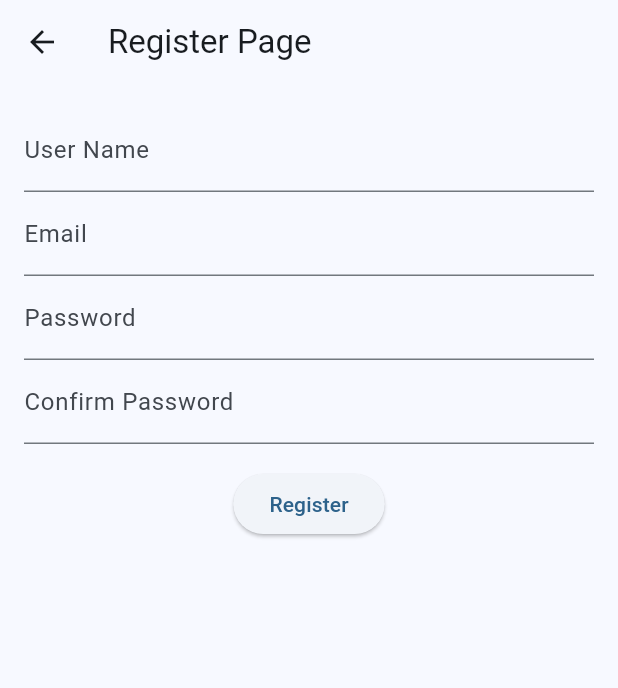
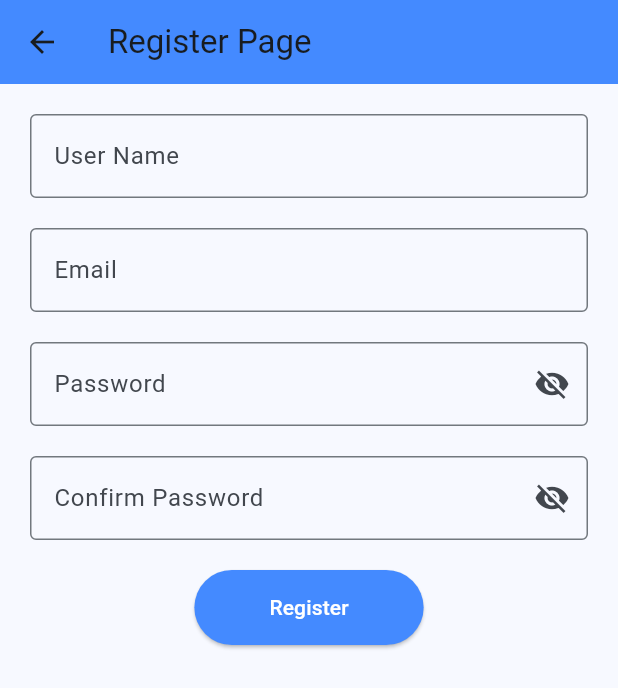
Before and after one commit to sanckh/TriviaNight, a Flutter app: the screen it shows after launch, after a tap on "Login", after a tap on "Register", on a phone screen of 412 x 824 dp. Shown: the top 688 px of the screen. Run offline on Flutter 3.47's test engine with Material 2 defaults, Android fonts, the phone set to English and light mode, and no system bars; our stand-ins replace auto_size_text, cloud_firestore, firebase_auth, firebase_core, flutter_custom_clippers, font_awesome_flutter and 1 more; accounts and stored records are empty.

Commit message:
ui enhancements to login and register screen

```diff
--- a/lib/views/login_screen.dart
+++ b/lib/views/login_screen.dart
@@ -14,6 +14,8 @@ class _LoginScreenState extends State<LoginScreen> {
   final GlobalKey<FormState> _formKey = GlobalKey<FormState>();
 
   String _email = '', _password = '';
+  bool _isObscured = true; // Password visibility control
+  bool _isLoading = false;
 
   checkAuthentication() async {
     _auth.authStateChanges().listen((user) async {
@@ -81,55 +83,83 @@ class _LoginScreenState extends State<LoginScreen> {
           child: Column(
             mainAxisAlignment: MainAxisAlignment.center,
             children: [
-              Padding(
-                padding: const EdgeInsets.only(top: 30.0),
-                child: ClipOval(
+              SizedBox(height: 50),
+              ClipOval(
                 child: Image.asset('assets/triviaplaceholdericon.png',
                     width: 200, height: 200, fit: BoxFit.cover),
               ),
-              ),
-              SizedBox(height: 20),
+              SizedBox(height: 40),
               Form(
                 key: _formKey,
                 child: Column(
                   children: <Widget>[
                     TextFormField(
-                        validator: (input) {
-                          if (input!.isEmpty) return 'Enter Email';
-                          return null;
-                        },
+                      validator: (input) => input!.isEmpty
+                          ? 'Please enter your email address'
+                          : null,
                       decoration: InputDecoration(
                         labelText: 'Email',
+                        prefixIcon: Icon(Icons.email, color: Colors.blueAccent),
+                        border: OutlineInputBorder(),
                       ),
-                        onSaved: (input) => _email = input!),
+                      onSaved: (input) => _email = input!,
+                    ),
                     SizedBox(height: 20),
                     TextFormField(
-                        validator: (input) {
-                          if (input!.length < 6) {
-                            return 'Provide Minimum 6 Characters';
-                          }
-                          return null;
-                        },
+                      validator: (input) => input!.length < 6
+                          ? 'Password should be at least 6 characters'
+                          : null,
                       decoration: InputDecoration(
                         labelText: 'Password',
+                        prefixIcon: Icon(Icons.lock, color: Colors.blueAccent),
+                        suffixIcon: IconButton(
+                          icon: Icon(
+                            _isObscured
+                                ? Icons.visibility
+                                : Icons.visibility_off,
+                            color: Colors.blueAccent,
                           ),
-                        obscureText: true,
-                        onSaved: (input) => _password = input!),
-                    SizedBox(height: 20),
+                          onPressed: () {
+                            setState(() {
+                              _isObscured = !_isObscured;
+                            });
+                          },
+                        ),
+                        border: OutlineInputBorder(),
+                      ),
+                      obscureText: _isObscured,
+                      onSaved: (input) => _password = input!,
+                    ),
+                    SizedBox(height: 30),
                     ElevatedButton(
-                      onPressed: login,
-                      child: Text('Login'),
+                      onPressed: _isLoading ? null : login,
+                      style: ButtonStyle(
+                        backgroundColor:
+                            MaterialStateProperty.all(Colors.blueAccent),
+                        padding: MaterialStateProperty.all(
+                            EdgeInsets.symmetric(horizontal: 50, vertical: 15)),
+                      ),
+                      child: _isLoading
+                          ? CircularProgressIndicator(
+                              valueColor: AlwaysStoppedAnimation(Colors.white))
+                          : Text('Login',
+                              style: TextStyle(color: Colors.white)),
                     ),
                     SizedBox(height: 20),
-                    Text('Don\'t have an account?'),
-                    ElevatedButton(
-                        onPressed: () {
-                          Navigator.push(
+                    Row(
+                      mainAxisAlignment: MainAxisAlignment.center,
+                      children: [
+                        Text("Don't have an account?"),
+                        TextButton(
+                          onPressed: () => Navigator.push(
                               context,
                               MaterialPageRoute(
-                                  builder: (context) => RegisterScreen()));
-                        },
-                        child: Text('Register'))
+                                  builder: (context) => RegisterScreen())),
+                          child: Text('Register',
+                              style: TextStyle(color: Colors.blueAccent)),
+                        ),
+                      ],
+                    )
                   ],
                 ),
               ),
--- a/lib/views/register_screen.dart
+++ b/lib/views/register_screen.dart
@@ -16,6 +16,13 @@ class _RegisterScreenState extends State<RegisterScreen> {
   String _userName = '';
   String _passwordConfirmation = '';
   String? _passwordFieldValue = '';
+  bool _isObscured = true; // Password visibility control
+
+  void _togglePasswordVisibility() {
+    setState(() {
+      _isObscured = !_isObscured;
+    });
+  }
 
   void _registerUser() async {
     if (_formKey.currentState!.validate()) {
@@ -75,17 +82,22 @@ class _RegisterScreenState extends State<RegisterScreen> {
   Widget build(BuildContext context) {
     return Scaffold(
       appBar: AppBar(
+        backgroundColor: Colors.blueAccent,
         title: Text('Register Page'),
       ),
       body: Padding(
-        padding: EdgeInsets.all(16.0),
+        padding: const EdgeInsets.all(20.0),
+        child: SingleChildScrollView(
           child: Form(
             key: _formKey,
             child: Column(
               children: [
                 TextFormField(
-                keyboardType: TextInputType.emailAddress,
-                decoration: InputDecoration(labelText: 'User Name'),
+                  keyboardType: TextInputType.text,
+                  decoration: InputDecoration(
+                    labelText: 'User Name',
+                    border: OutlineInputBorder(),
+                  ),
                   validator: (value) {
                     if (value!.isEmpty) {
                       return 'Please enter your User Name';
@@ -94,9 +106,13 @@ class _RegisterScreenState extends State<RegisterScreen> {
                   },
                   onSaved: (value) => _userName = value!,
                 ),
+                SizedBox(height: 20),
                 TextFormField(
                   keyboardType: TextInputType.emailAddress,
-                decoration: InputDecoration(labelText: 'Email'),
+                  decoration: InputDecoration(
+                    labelText: 'Email',
+                    border: OutlineInputBorder(),
+                  ),
                   validator: (value) {
                     if (value!.isEmpty) {
                       return 'Please enter your email';
@@ -106,9 +122,19 @@ class _RegisterScreenState extends State<RegisterScreen> {
                   },
                   onSaved: (value) => _email = value!,
                 ),
+                SizedBox(height: 20),
                 TextFormField(
-                obscureText: true,
-                decoration: InputDecoration(labelText: 'Password'),
+                  obscureText: _isObscured,
+                  decoration: InputDecoration(
+                    labelText: 'Password',
+                    border: OutlineInputBorder(),
+                    suffixIcon: IconButton(
+                      icon: Icon(
+                        _isObscured ? Icons.visibility_off : Icons.visibility,
+                      ),
+                      onPressed: _togglePasswordVisibility,
+                    ),
+                  ),
                   validator: (value) {
                     if (value!.isEmpty) {
                       return 'Please enter a password';
@@ -118,9 +144,19 @@ class _RegisterScreenState extends State<RegisterScreen> {
                   },
                   onSaved: (value) => _password = value!,
                 ),
+                SizedBox(height: 20),
                 TextFormField(
-                obscureText: true,
-                decoration: InputDecoration(labelText: 'Confirm Password'),
+                  obscureText: _isObscured,
+                  decoration: InputDecoration(
+                    labelText: 'Confirm Password',
+                    border: OutlineInputBorder(),
+                    suffixIcon: IconButton(
+                      icon: Icon(
+                        _isObscured ? Icons.visibility_off : Icons.visibility,
+                      ),
+                      onPressed: _togglePasswordVisibility,
+                    ),
+                  ),
                   validator: (value) {
                     if (value!.isEmpty) {
                       return 'Please confirm your password';
@@ -132,12 +168,22 @@ class _RegisterScreenState extends State<RegisterScreen> {
                   },
                   onSaved: (value) => _passwordConfirmation = value!,
                 ),
-              SizedBox(height: 16.0),
+                SizedBox(height: 20),
                 ElevatedButton(
                   onPressed: _registerUser,
-                child: Text('Register'),
+                  style: ButtonStyle(
+                    backgroundColor:
+                        MaterialStateProperty.all(Colors.blueAccent),
+                    padding: MaterialStateProperty.all(
+                        EdgeInsets.symmetric(horizontal: 50, vertical: 15)),
+                  ),
+                  child: Text(
+                    'Register',
+                    style: TextStyle(color: Colors.white),
+                  ),
                 ),
               ],
+            ),
           ),
         ),
       ),
```
Lines whose indentation alone changed are shown as unchanged.
